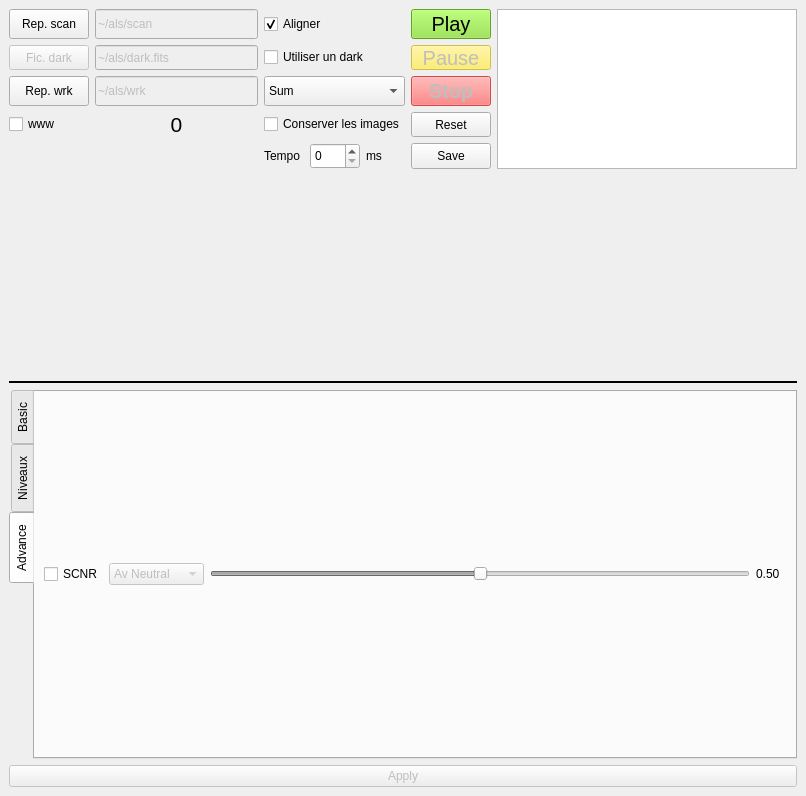
Qt form alsui.ui (gehelem/als) before a commit.
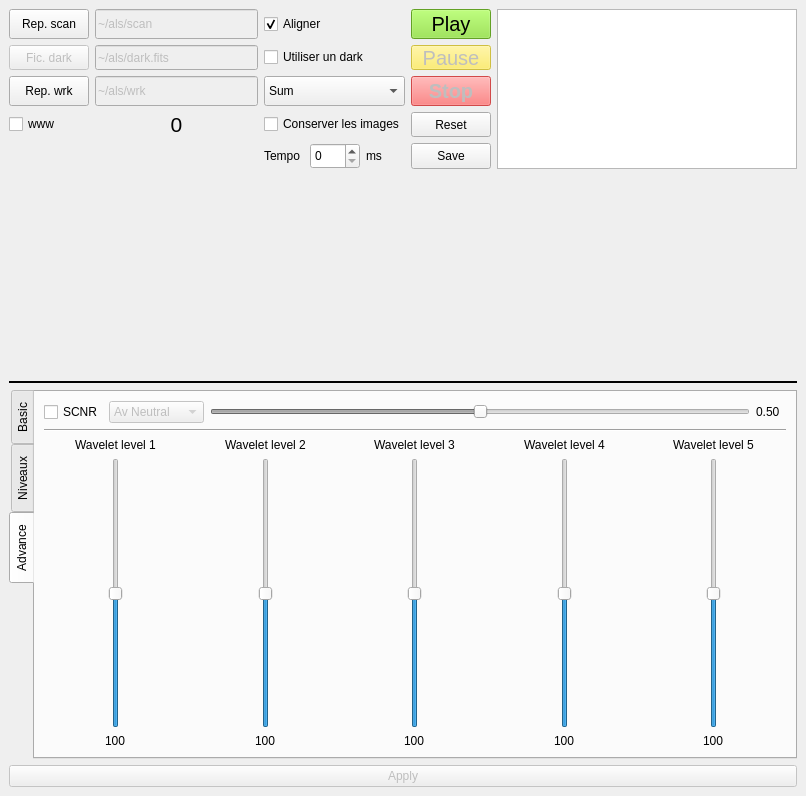
The same form after that commit. The open tabs and pages were chosen to show the change. Icons and pictures are not drawn.

Commit message: Added support for wavelets

```diff
--- a/alsui.ui
+++ b/alsui.ui
@@ -1034,6 +1034,178 @@
           </item>
          </layout>
         </item>
+        <item>
+         <widget class="Line" name="line_3">
+          <property name="orientation">
+           <enum>Qt::Horizontal</enum>
+          </property>
+         </widget>
+        </item>
+        <item>
+         <layout class="QHBoxLayout" name="horizontalLayout_15">
+          <item>
+           <layout class="QVBoxLayout" name="verticalLayout_2">
+            <item alignment="Qt::AlignHCenter">
+             <widget class="QLabel" name="label_9">
+              <property name="text">
+               <string>Wavelet level 1</string>
+              </property>
+             </widget>
+            </item>
+            <item alignment="Qt::AlignHCenter">
+             <widget class="QSlider" name="verticalSlider">
+              <property name="layoutDirection">
+               <enum>Qt::LeftToRight</enum>
+              </property>
+              <property name="autoFillBackground">
+               <bool>false</bool>
+              </property>
+              <property name="maximum">
+               <number>200</number>
+              </property>
+              <property name="value">
+               <number>100</number>
+              </property>
+              <property name="orientation">
+               <enum>Qt::Vertical</enum>
+              </property>
+             </widget>
+            </item>
+            <item alignment="Qt::AlignHCenter">
+             <widget class="QLabel" name="wavelet_1_label">
+              <property name="text">
+               <string>100</string>
+              </property>
+             </widget>
+            </item>
+           </layout>
+          </item>
+          <item>
+           <layout class="QVBoxLayout" name="verticalLayout_7">
+            <item alignment="Qt::AlignHCenter">
+             <widget class="QLabel" name="label_12">
+              <property name="text">
+               <string>Wavelet level 2</string>
+              </property>
+             </widget>
+            </item>
+            <item alignment="Qt::AlignHCenter">
+             <widget class="QSlider" name="verticalSlider_2">
+              <property name="maximum">
+               <number>200</number>
+              </property>
+              <property name="value">
+               <number>100</number>
+              </property>
+              <property name="orientation">
+               <enum>Qt::Vertical</enum>
+              </property>
+             </widget>
+            </item>
+            <item alignment="Qt::AlignHCenter">
+             <widget class="QLabel" name="wavelet_2_label">
+              <property name="text">
+               <string>100</string>
+              </property>
+             </widget>
+            </item>
+           </layout>
+          </item>
+          <item>
+           <layout class="QVBoxLayout" name="verticalLayout_8">
+            <item alignment="Qt::AlignHCenter">
+             <widget class="QLabel" name="label_13">
+              <property name="text">
+               <string>Wavelet level 3</string>
+              </property>
+             </widget>
+            </item>
+            <item alignment="Qt::AlignHCenter">
+             <widget class="QSlider" name="verticalSlider_3">
+              <property name="maximum">
+               <number>200</number>
+              </property>
+              <property name="value">
+               <number>100</number>
+              </property>
+              <property name="orientation">
+               <enum>Qt::Vertical</enum>
+              </property>
+             </widget>
+            </item>
+            <item alignment="Qt::AlignHCenter">
+             <widget class="QLabel" name="wavelet_3_label">
+              <property name="text">
+               <string>100</string>
+              </property>
+             </widget>
+            </item>
+           </layout>
+          </item>
+          <item>
+           <layout class="QVBoxLayout" name="verticalLayout_9">
+            <item alignment="Qt::AlignHCenter">
+             <widget class="QLabel" name="label_14">
+              <property name="text">
+               <string>Wavelet level 4</string>
+              </property>
+             </widget>
+            </item>
+            <item alignment="Qt::AlignHCenter">
+             <widget class="QSlider" name="verticalSlider_4">
+              <property name="maximum">
+               <number>200</number>
+              </property>
+              <property name="value">
+               <number>100</number>
+              </property>
+              <property name="orientation">
+               <enum>Qt::Vertical</enum>
+              </property>
+             </widget>
+            </item>
+            <item alignment="Qt::AlignHCenter">
+             <widget class="QLabel" name="wavelet_4_label">
+              <property name="text">
+               <string>100</string>
+              </property>
+             </widget>
+            </item>
+           </layout>
+          </item>
+          <item>
+           <layout class="QVBoxLayout" name="verticalLayout_10">
+            <item alignment="Qt::AlignHCenter">
+             <widget class="QLabel" name="label_15">
+              <property name="text">
+               <string>Wavelet level 5</string>
+              </property>
+             </widget>
+            </item>
+            <item alignment="Qt::AlignHCenter">
+             <widget class="QSlider" name="verticalSlider_5">
+              <property name="maximum">
+               <number>200</number>
+              </property>
+              <property name="value">
+               <number>100</number>
+              </property>
+              <property name="orientation">
+               <enum>Qt::Vertical</enum>
+              </property>
+             </widget>
+            </item>
+            <item alignment="Qt::AlignHCenter">
+             <widget class="QLabel" name="label_20">
+              <property name="text">
+               <string>100</string>
+              </property>
+             </widget>
+            </item>
+           </layout>
+          </item>
+         </layout>
+        </item>
        </layout>
       </widget>
      </widget>
```
Left out of the diff: 110 changed lines with no effect on the pictures. The commit also changes 1 other file.
